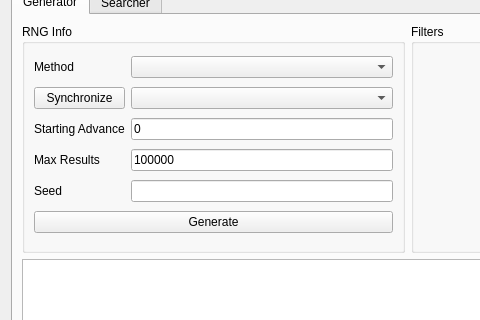
Before: the Qt Designer form Forms/Gen5/Stationary5.ui in Admiral-Fish/PokeFinder, drawn with Qt 5; both pictures show x 0 to 480 and y 119 to 439 of the 1200 by 700 pixel window.
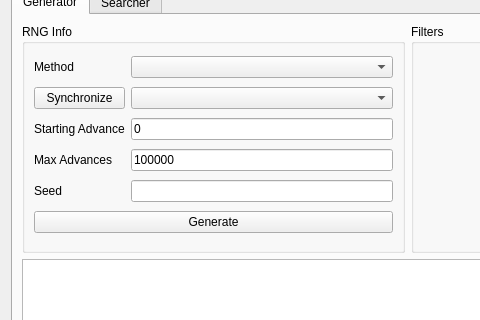
After: the same form once the commit is applied. Custom widgets are drawn as their Qt base class.

Commit message: Rename maxResults to maxAdvances

```diff
--- a/Forms/Gen5/Stationary5.ui
+++ b/Forms/Gen5/Stationary5.ui
@@ -279,7 +279,7 @@
           <item row="3" column="0">
            <widget class="QLabel" name="labelGeneratorMaxResults">
             <property name="text">
-             <string>Max Results</string>
+             <string>Max Advances</string>
             </property>
            </widget>
           </item>
```
Left out of the diff: 6 changed lines with no effect on the pictures. The commit also changes 72 other files.
